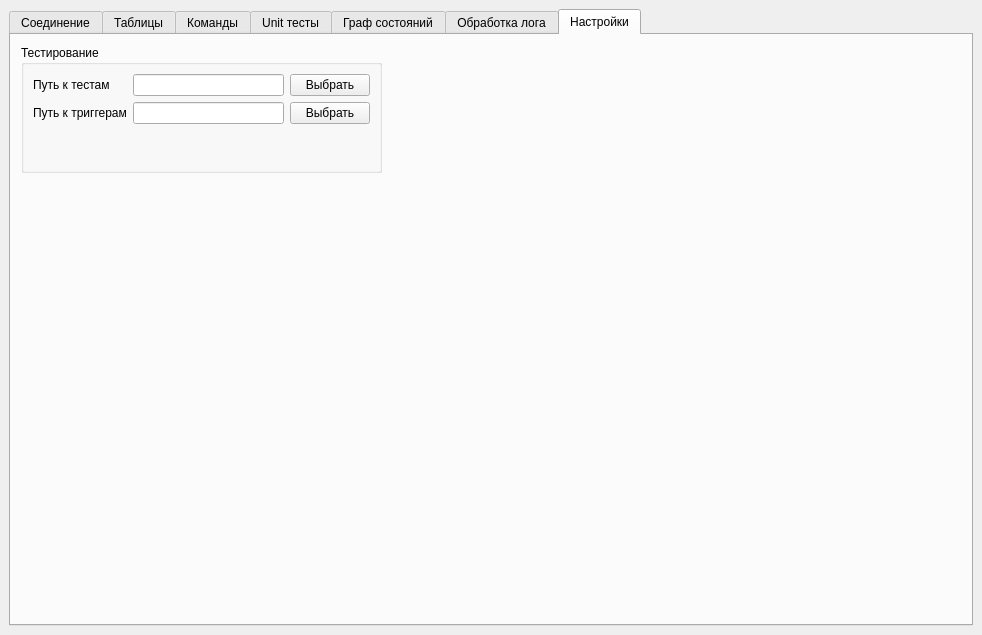
Qt form ui/mainwindow.ui (Megaxela/FRTester) before a commit.
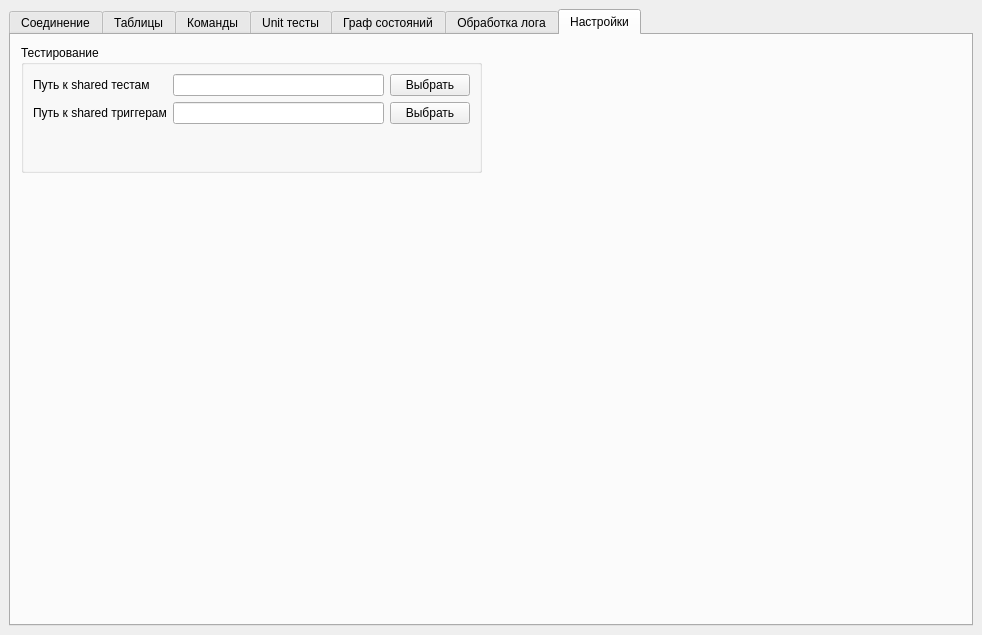
The same form after that commit. The open tabs and pages were chosen to show the change. Custom widgets are drawn as their Qt base class.

Patch:
```diff
--- a/ui/mainwindow.ui
+++ b/ui/mainwindow.ui
@@ -1475,7 +1475,7 @@
          <rect>
           <x>10</x>
           <y>10</y>
-          <width>361</width>
+          <width>461</width>
           <height>128</height>
          </rect>
         </property>
@@ -1488,7 +1488,7 @@
            <item row="0" column="0">
             <widget class="QLabel" name="label_19">
              <property name="text">
-              <string>Путь к тестам</string>
+              <string>Путь к shared тестам</string>
              </property>
             </widget>
            </item>
@@ -1523,7 +1523,7 @@
            <item row="1" column="0">
             <widget class="QLabel" name="label_20">
              <property name="text">
-              <string>Путь к триггерам</string>
+              <string>Путь к shared триггерам</string>
              </property>
             </widget>
            </item>
```
Left out of the diff: 4 changed lines with no effect on the pictures.
